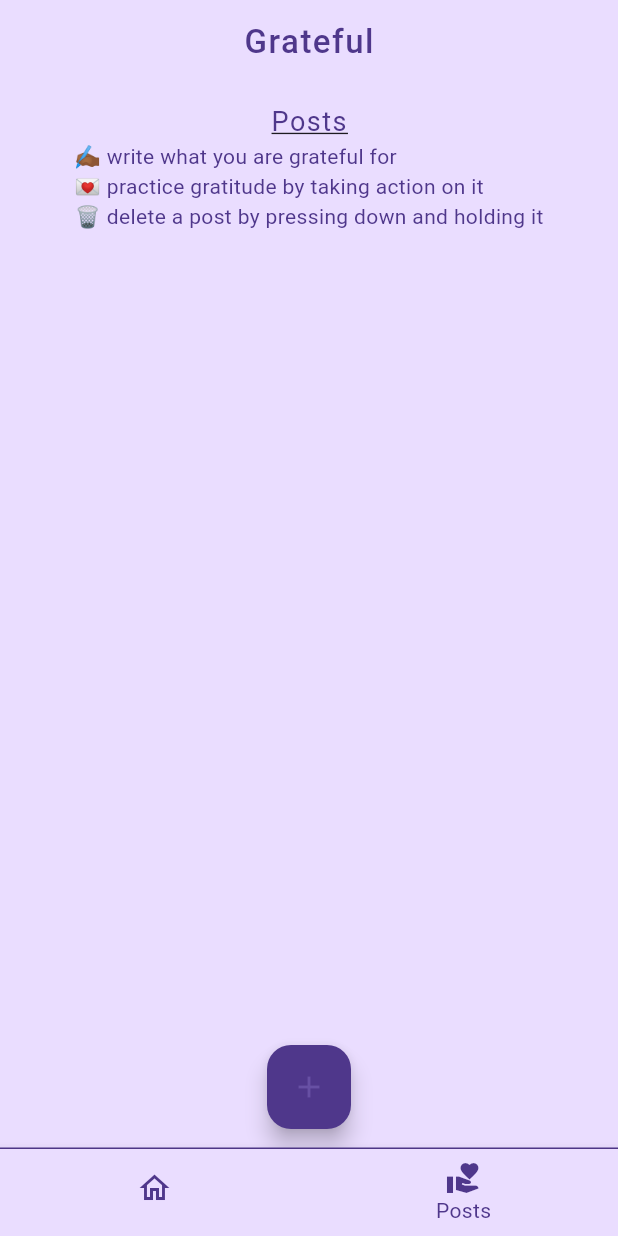
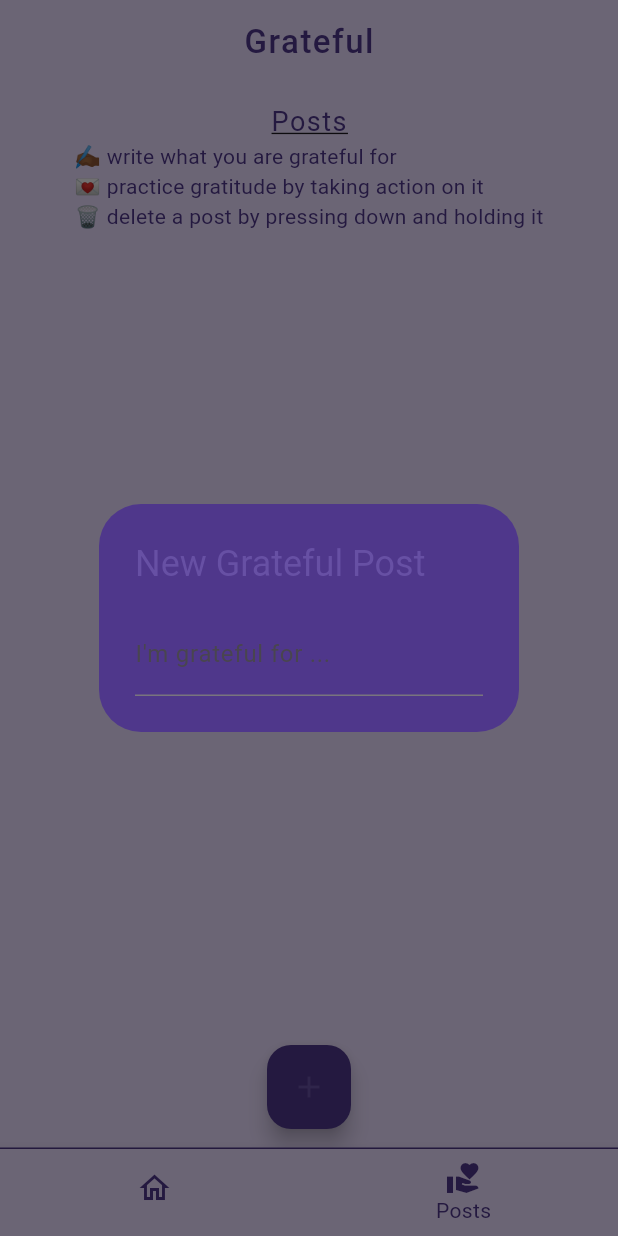
Before and after one commit to aTamarsh/grateful, a Flutter app: the screen it shows after launch, item 2 of the bottom bar chosen, after a tap on the "add" icon, on a phone screen of 412 x 824 dp. Run offline on Flutter 3.47's test engine with Material 2 defaults, Android fonts, the phone set to English and light mode, and no system bars; our stand-ins replace dio, hive_flutter; accounts and stored records are empty.

Commit message:
implemented base addPostButton functionality with displayCreatePostPopup.

```diff
--- a/lib/pages/posts_page.dart
+++ b/lib/pages/posts_page.dart
@@ -143,11 +143,54 @@ class _PostsPageState extends State<PostsPage> {
     return FloatingActionButton(
       backgroundColor: colorScheme.onPrimaryContainer,
       foregroundColor: colorScheme.primary,
+      tooltip: "Tap to write a new Grateful post",
       onPressed:() {
-        UnimplementedError();
-        // TODO: "Create" Code here for writing a new Post.
+        _displayCreatePostPopup(colorScheme);
       },
       child: const Icon(Icons.add),
     );
   }
+
+  void _displayCreatePostPopup(ColorScheme colorScheme) {
+    showDialog(
+      context: context,
+      builder: (BuildContext _context) {
+        return AlertDialog(
+          backgroundColor: colorScheme.onPrimaryContainer,
+          iconColor: colorScheme.onPrimaryContainer,
+          scrollable: true,
+          title: Text(
+            "New Grateful Post",
+            style: TextStyle(
+              color: colorScheme.primary,
+              )
+          ),
+          content: TextField(
+            decoration: const InputDecoration(
+              labelText: "I'm grateful for ... ",
+            ),
+            onChanged: (_value) {
+              setState(() => _newPostContent = _value);
+            },
+            onSubmitted: (_) {
+              if (_newPostContent != null) {
+                var _post = Post(
+                  content: _newPostContent!,
+                  timestamp: DateTime.now(),
+                  done: false,
+                );
+                _box!.add(_post.toMap());
+                setState(() {
+                  _newPostContent = null;
+                  Navigator.pop(context);
+                });
+              }
+            },
+          ),
+        );
+      }
+    );
+  }
+
+
 }
```
